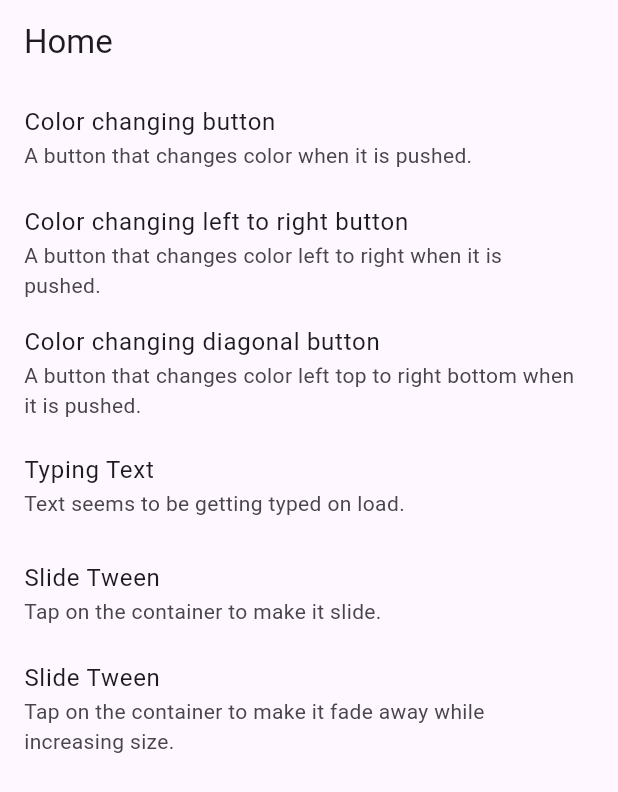
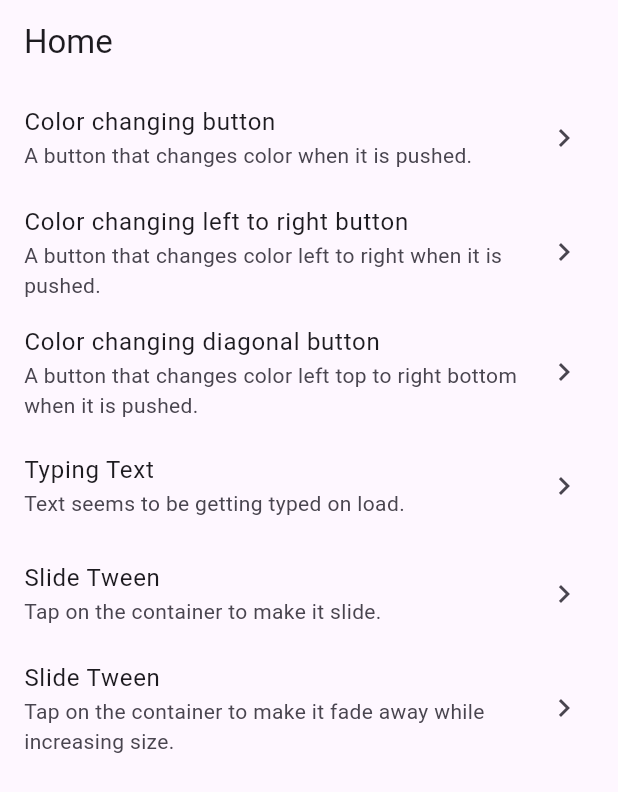
Before and after one commit to sigmapie8/flutter_animations_and_testing, a Flutter app: the screen it shows after launch, on a phone screen of 412 x 824 dp. Shown: the top 792 px of the screen. Run offline on Flutter 3.47's test engine with Material 3 defaults, Android fonts, the phone set to English and light mode, and no system bars.

Commit message:
add trailing icon to home page list

```diff
--- a/lib/home_page.dart
+++ b/lib/home_page.dart
@@ -26,6 +26,7 @@ class HomePage extends StatelessWidget {
                           ColorChangingButton(title: "Color Changing Button"))),
               child: ListTile(
                 title: Text("Color changing button"),
+                trailing: Icon(Icons.chevron_right),
                 subtitle:
                     Text("A button that changes color when it is pushed."),
               ),
@@ -37,6 +38,7 @@ class HomePage extends StatelessWidget {
                       builder: (_) => ColorChangingLTRButton(
                           title: "Color Changing Left to Right Button"))),
               child: ListTile(
+                trailing: Icon(Icons.chevron_right),
                 title: Text("Color changing left to right button"),
                 subtitle: Text(
                     "A button that changes color left to right when it is pushed."),
@@ -50,6 +52,7 @@ class HomePage extends StatelessWidget {
                           title: "Color Changing Diagonal Button"))),
               child: ListTile(
                 title: Text("Color changing diagonal button"),
+                trailing: Icon(Icons.chevron_right),
                 subtitle: Text(
                     "A button that changes color left top to right bottom when it is pushed."),
               ),
@@ -61,6 +64,7 @@ class HomePage extends StatelessWidget {
                       builder: (_) => TypingText(title: "Typing Text"))),
               child: ListTile(
                 title: Text("Typing Text"),
+                trailing: Icon(Icons.chevron_right),
                 subtitle: Text("Text seems to be getting typed on load."),
               ),
             ),
@@ -71,6 +75,7 @@ class HomePage extends StatelessWidget {
                       builder: (_) => SlideTween(title: "Slide Tween"))),
               child: ListTile(
                 title: Text("Slide Tween"),
+                trailing: Icon(Icons.chevron_right),
                 subtitle: Text("Tap on the container to make it slide."),
               ),
             ),
@@ -81,6 +86,7 @@ class HomePage extends StatelessWidget {
                       builder: (_) => ZoomOutTween(title: "Zoom Out Tween"))),
               child: ListTile(
                 title: Text("Slide Tween"),
+                trailing: Icon(Icons.chevron_right),
                 subtitle: Text(
                     "Tap on the container to make it fade away while increasing size."),
               ),
```
